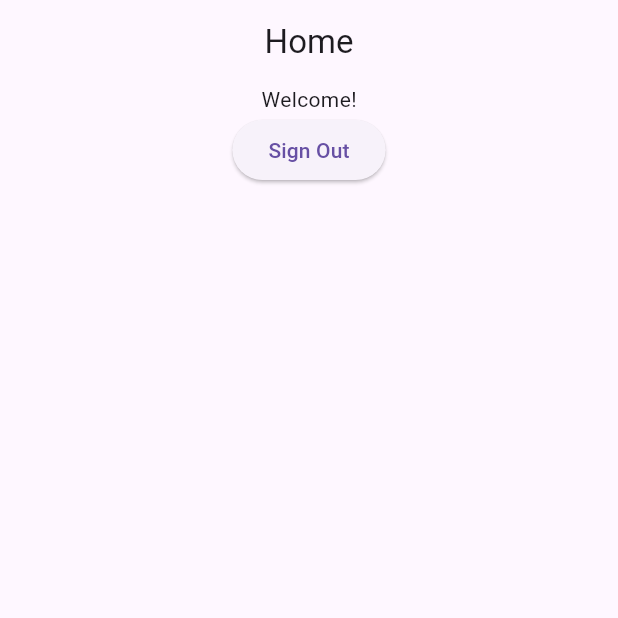
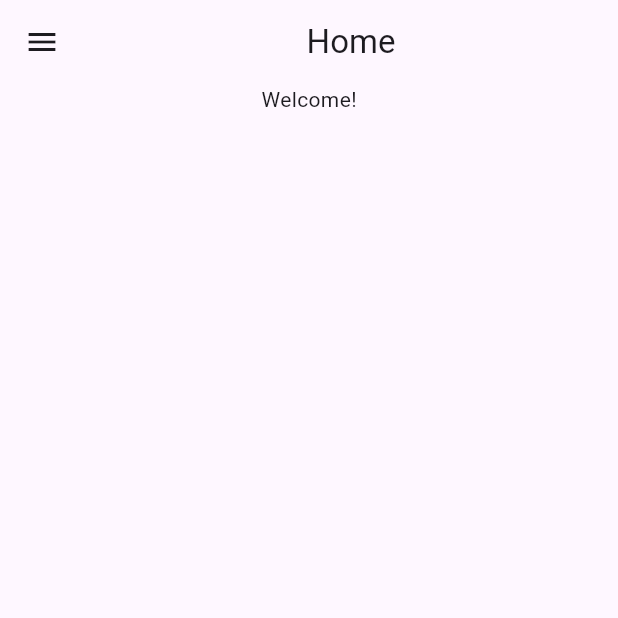
Before and after one commit to Flashlist/flashlist, a Flutter app: the screen it shows after launch, on a phone screen of 412 x 824 dp, the top half of it. Run offline on Flutter 3.47's test engine with Material 3 defaults, Android fonts, the phone set to English and light mode, and no system bars; our stand-ins replace go_router, hooks_riverpod, riverpod_annotation; missing offline and left inert: serverpod, serverpod_auth_email_flutter, serverpod_auth_server, serverpod_auth_shared_flutter, serverpod_client, serverpod_flutter; generated files the repository leaves out were written again.

Commit message:
make home and auth, individual screens

```diff
--- a/flashlist_flutter/lib/src/features/authentication/presentation/auth.dart
+++ b/flashlist_flutter/lib/src/features/authentication/presentation/auth_screen.dart
@@ -4,14 +4,15 @@ import 'package:serverpod_auth_email_flutter/serverpod_auth_email_flutter.dart';
 
 import 'package:flashlist_flutter/src/features/serverpod/application/serverpod_controller.dart';
 
-class AuthButtons extends ConsumerWidget {
-  const AuthButtons({super.key});
+class AuthScreen extends ConsumerWidget {
+  const AuthScreen({super.key});
 
   @override
   Widget build(BuildContext context, WidgetRef ref) {
     final serverpodController = ref.watch(serverpodControllerProvider);
 
-    return Center(
+    return Scaffold(
+      body: Center(
           child: Column(
         mainAxisSize: MainAxisSize.min,
         children: [
@@ -20,6 +21,7 @@ class AuthButtons extends ConsumerWidget {
             onSignedIn: () {},
           )
         ],
-    ));
+      )),
+    );
   }
 }
--- a/flashlist_flutter/lib/src/features/home/presentation/home_screen.dart
+++ b/flashlist_flutter/lib/src/features/home/presentation/home_screen.dart
@@ -1,6 +1,7 @@
 import 'package:flashlist_flutter/src/features/authentication/application/authentication.dart';
-import 'package:flashlist_flutter/src/features/authentication/presentation/auth.dart';
+import 'package:flashlist_flutter/src/features/authentication/presentation/auth_screen.dart';
 import 'package:flashlist_flutter/src/features/serverpod/application/serverpod_controller.dart';
+import 'package:flashlist_flutter/src/features/shared/side_drawer.dart';
 import 'package:flutter/material.dart';
 import 'package:hooks_riverpod/hooks_riverpod.dart';
 
@@ -9,48 +10,22 @@ class HomeScreen extends ConsumerWidget {
 
   @override
   Widget build(BuildContext context, WidgetRef ref) {
-    final sessionManager = ref.read(serverpodControllerProvider).sessionManager;
-    final isAuthenticated = ref.watch(isAuthenticatedProvider);
+    // final sessionManager = ref.read(sessionManagerProvider);
+    // final isAuthenticated = ref.watch(isAuthenticatedProvider);
 
     return Scaffold(
       appBar: AppBar(
-        title: const Center(child: Text('Home')),
+        title: const Center(
+          child: Text('Home'),
+        ),
       ),
-      body: isAuthenticated.when(
-        data: (userInfo) {
-          if (userInfo == null) {
-            return const AuthButtons();
-          } else {
-            // TODO: Implement sibling of AuthButtons for authenticated users
-            // So Home-Screen should return either AuthButtons or "FlashlistListScreen"
-            return Column(
-              children: [
-                const Center(
-                  child: Text('Welcome!'),
-                ),
-                ElevatedButton(
-                  onPressed: () {
-                    sessionManager.signOut();
-                  },
-                  child: const Text('Sign Out'),
-                ),
-              ],
-            );
-          }
-        },
-        error: (error, stackTrace) => Scaffold(
-          appBar: AppBar(
-            title: const Text('Error'),
+      drawer: const SideDrawer(),
+      body: const Column(
+        children: [
+          Center(
+            child: Text('Welcome!'),
           ),
-          body: const Center(
-            child: Text('Error'),
-          ),
-        ),
-        loading: () => const Scaffold(
-          body: Center(
-            child: CircularProgressIndicator(),
-          ),
-        ),
+        ],
       ),
     );
   }
```
Lines whose indentation alone changed are shown as unchanged.
